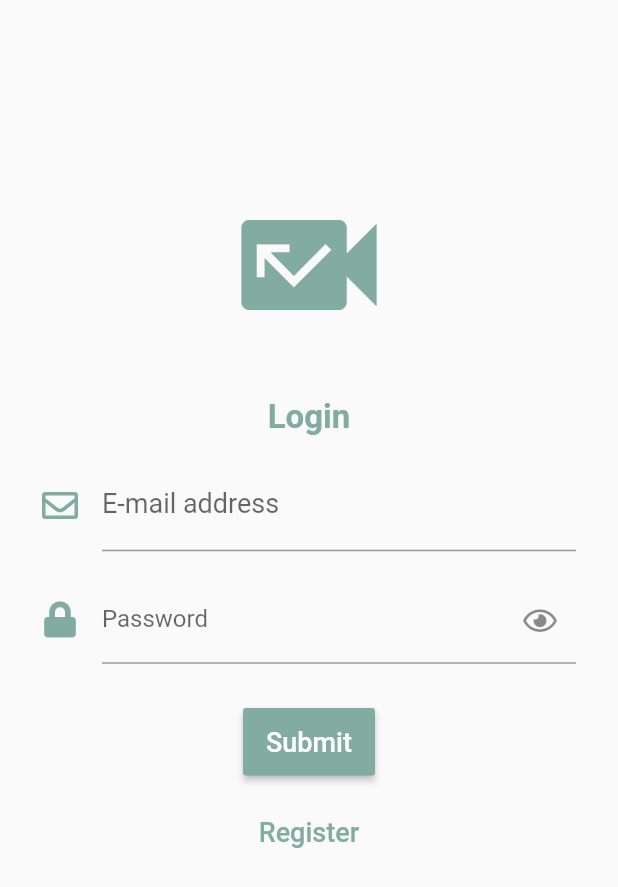
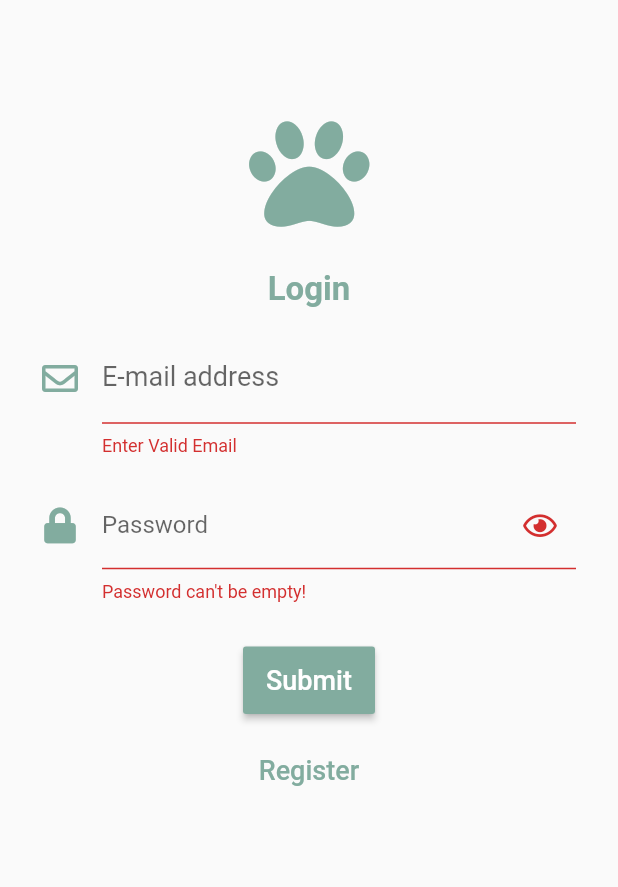
Before and after one commit to josefwilhelm/flutter_weather, a Flutter app: the screen it shows after launch, after a tap on "Submit", on a phone screen of 412 x 824 dp. Shown: the top 887 px of the screen. Run offline on Flutter 3.47's test engine with Material 2 defaults, Android fonts, the phone set to English and light mode, and no system bars; our stand-ins replace charts_flutter, firebase_auth, font_awesome_flutter; accounts and stored records are empty.

```diff
--- a/lib/login.dart
+++ b/lib/login.dart
@@ -4,34 +4,22 @@ import 'package:flutter/cupertino.dart'; //new
 import 'package:firebase_auth/firebase_auth.dart';
 import 'dart:async';
 
-class Login extends StatefulWidget {
-  _LoginState createState() => _LoginState();
-}
-
-class _LoginState extends State<Login> {
-  // Initially password is obscure
-
+class Login extends StatelessWidget {
   @override
   Widget build(BuildContext context) {
     return Scaffold(
-      // backgroundColor: const Color(0xFFF7EBE8),
       body: Container(
         padding: const EdgeInsets.all(28.0),
-        child: Column(
-            // crossAxisAlignment: CrossAxisAlignment.stretch,
-            // mainAxisAlignment: MainAxisAlignment.center,
-            children: [
+        child: Column(children: [
           SizedBox(
-                height: 60.0,
+            height: 48.0,
           ),
-              Expanded(
-                child: Icon(
-                  IconData(0xe3ea, fontFamily: 'MaterialIcons'),
-                  size: 120.0,
+          Icon(
+            FontAwesomeIcons.paw,
+            size: 80.0,
             color: Theme.of(context).primaryColor,
           ),
-                flex: 1,
-              ),
+          SizedBox(height: 24.0),
           Expanded(flex: 3, child: LoginForm()),
         ]),
       ),
@@ -44,10 +32,8 @@ class LoginForm extends StatefulWidget {
 }
 
 class _LoginFormState extends State<LoginForm> {
-  bool _obscureText = true;
-
-  String email = "test@test.com";
-  String password = "123456";
+  final _formKey = GlobalKey<FormState>();
+  bool hidePassword = true;
 
   TextEditingController emailController = TextEditingController();
   TextEditingController passwordController = TextEditingController();
@@ -56,9 +42,9 @@ class _LoginFormState extends State<LoginForm> {
   bool _isloading = false;
 
   // Toggles the password show status
-  void _toggle() {
+  void _togglePassword() {
     setState(() {
-      _obscureText = !_obscureText;
+      hidePassword = !hidePassword;
     });
   }
 
@@ -68,40 +54,11 @@ class _LoginFormState extends State<LoginForm> {
     });
   }
 
-  Future<FirebaseUser> _handleSignIn() async {
-    setIsLoading(true);
-
-    assert()
-
-    String email = emailController.text;
-    String password = passwordController.text;
-
-    if (password.isEmpty || email.isEmpty) {
-      setIsLoading(false);
-      return null;
-    }
-
-    FirebaseUser user = await _auth
-        .signInWithEmailAndPassword(
-            email: emailController.text, password: passwordController.text)
-        .then((user) {
-      setIsLoading(false);
-      Navigator.pushNamed(
-          context, "/home"); //TODO replace with replacewithNamed
-    }).catchError((e) {
-      Scaffold.of(context)
-          .showSnackBar(SnackBar(content: Text('Wrong username or password!')));
-      setIsLoading(false);
-      return null;
-    });
-
-    return user;
-  }
-
   @override
   Widget build(BuildContext context) {
     final email = TextFormField(
       controller: emailController,
+      validator: _validateEmail,
       keyboardType: TextInputType.emailAddress,
       autofocus: false,
       decoration: InputDecoration(
@@ -120,13 +77,9 @@ class _LoginFormState extends State<LoginForm> {
     final password = TextFormField(
       controller: passwordController,
       keyboardType: TextInputType.emailAddress,
-      validator: (value) {
-        if (value.isEmpty) {
-          return 'Please enter some text';
-        }
-      },
+      validator: _validatePassword,
       autofocus: false,
-      obscureText: _obscureText,
+      obscureText: hidePassword,
       decoration: InputDecoration(
           icon: Icon(
             FontAwesomeIcons.lock,
@@ -135,9 +88,9 @@ class _LoginFormState extends State<LoginForm> {
           labelText: "Password",
           hintText: "****",
           suffixIcon: GestureDetector(
-              onTap: _toggle,
+              onTap: _togglePassword,
               child: Icon(
-                _obscureText ? FontAwesomeIcons.eye : FontAwesomeIcons.eyeSlash,
+                hidePassword ? FontAwesomeIcons.eye : FontAwesomeIcons.eyeSlash,
                 size: 20.0,
               )),
           border: UnderlineInputBorder(
@@ -158,10 +111,7 @@ class _LoginFormState extends State<LoginForm> {
                 ? CupertinoButton(
                     padding: EdgeInsets.all(12.0),
                     color: Theme.of(context).accentColor,
-                    onPressed: () {
-                      Scaffold.of(context).showSnackBar(
-                          SnackBar(content: Text('Submit button pressed')));
-                    },
+                    onPressed: _handleSignIn,
                     child: Container(
                         child: Text(
                       'Submit',
@@ -178,32 +128,17 @@ class _LoginFormState extends State<LoginForm> {
                       style: TextStyle(fontSize: 18.0, color: Colors.white),
                     ))));
 
-    return Container(
-        child: Column(children: [
-      Text("Login",
+    final formHeadline = Text("Login",
         style: TextStyle(
             color: Theme.of(context).primaryColor,
             fontSize: 22.0,
-              fontWeight: FontWeight.bold)),
-      SizedBox(height: 16.0),
-      email,
-      SizedBox(height: 16.0),
-      password,
-      SizedBox(
-        height: 28.0,
-      ),
-      loginButton,
-      SizedBox(
-        height: 12.0,
-      ),
-      Container(
+            fontWeight: FontWeight.bold));
+
+    final registerButton = Container(
         child: Theme.of(context).platform == TargetPlatform.iOS
             ? CupertinoButton(
                 color: Theme.of(context).primaryColor,
-                  onPressed: () {
-                    Scaffold.of(context).showSnackBar(
-                        SnackBar(content: Text('Register button pressed')));
-                  },
+                onPressed: _onRegisterPressed,
                 child: Container(
                     child: Text(
                   'Register',
@@ -211,17 +146,43 @@ class _LoginFormState extends State<LoginForm> {
                       color: Theme.of(context).accentColor, fontSize: 18.0),
                 )))
             : FlatButton(
-                  onPressed: () {
-                    Scaffold.of(context).showSnackBar(
-                        SnackBar(content: Text('Register button pressed')));
-                  },
+                onPressed: _onRegisterPressed,
                 child: Container(
                     child: Text(
                   'Register',
                   style: TextStyle(
                       color: Theme.of(context).accentColor, fontSize: 18.0),
-                  ))))
-    ]));
+                ))));
+
+    return Form(
+      key: _formKey,
+      child: Container(
+          child: SingleChildScrollView(
+        child: Column(children: [
+          formHeadline,
+          SizedBox(height: 16.0),
+          email,
+          SizedBox(height: 16.0),
+          password,
+          SizedBox(height: 28.0),
+          loginButton,
+          SizedBox(height: 12.0),
+          registerButton
+        ]),
+      )),
+    );
+  }
+
+  String _validatePassword(String value) {
+    if (value.isEmpty) {
+      return "Password can't be empty!";
+    }
+  }
+
+  void _onRegisterPressed() {
+    if (_formKey.currentState.validate()) {
+      Scaffold.of(context)
+          .showSnackBar(SnackBar(content: Text('Register button pressed')));
     }
 
     @override
@@ -232,3 +193,41 @@ class _LoginFormState extends State<LoginForm> {
       super.dispose();
     }
   }
+
+  Future<FirebaseUser> _handleSignIn() async {
+    if (_formKey.currentState.validate()) {
+      setIsLoading(true);
+
+      String email = emailController.text;
+      String password = passwordController.text;
+
+      if (password.isEmpty || email.isEmpty) {
+        setIsLoading(false);
+        return null;
+      }
+
+      FirebaseUser user = await _auth
+          .signInWithEmailAndPassword(
+              email: emailController.text, password: passwordController.text)
+          .then((user) {
+        Navigator.pushNamed(
+            context, "/home"); //TODO replace with replacewithNamed
+      }).catchError((e) {
+        setIsLoading(false);
+        return null;
+      });
+
+      return user;
+    }
+  }
+
+  String _validateEmail(String value) {
+    Pattern pattern =
+        r'^(([^<>()[\]\\.,;:\s@\"]+(\.[^<>()[\]\\.,;:\s@\"]+)*)|(\".+\"))@((\[[0-9]{1,3}\.[0-9]{1,3}\.[0-9]{1,3}\.[0-9]{1,3}\])|(([a-zA-Z\-0-9]+\.)+[a-zA-Z]{2,}))$';
+    RegExp regex = new RegExp(pattern);
+    if (!regex.hasMatch(value))
+      return 'Enter Valid Email';
+    else
+      return null;
+  }
+}
--- a/pubspec.yaml
+++ b/pubspec.yaml
@@ -26,6 +26,8 @@ dependencies:
   material_design_icons_flutter: "2.7.94"
 
   firebase_auth: "0.5.20"
+
+  charts_flutter: ^0.4.0
 
 
 
```
Also changed, not shown: lib/main.dart (+84 -11 lines). Lines whose indentation alone changed are shown as unchanged.
